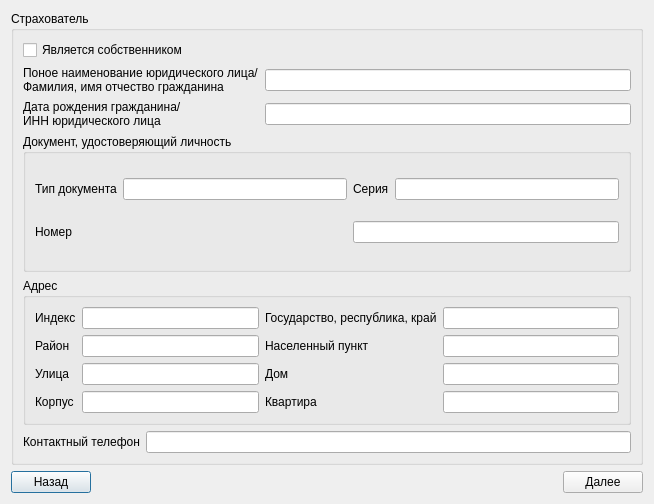
ruslanfirefly/CalcKaskoAsko, file osagoblankdataform.ui: the form before one commit.
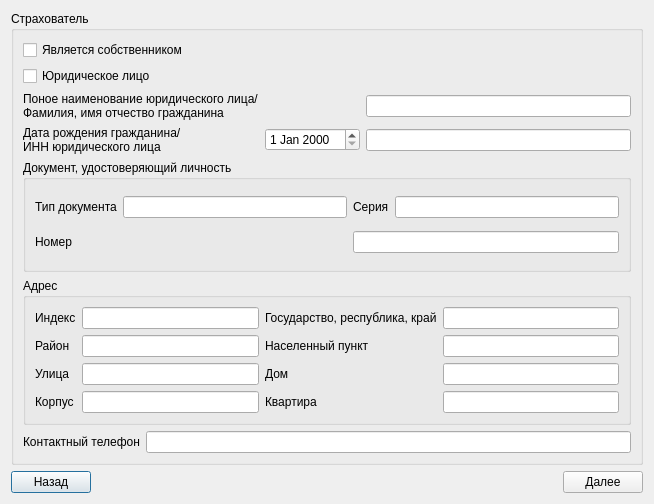
The form after the commit.

Diff of the .ui file:
```diff
--- a/osagoblankdataform.ui
+++ b/osagoblankdataform.ui
@@ -31,7 +31,10 @@
         </item>
         <item>
          <layout class="QGridLayout" name="gridLayout_3">
-          <item row="1" column="0">
+          <item row="2" column="1">
+           <widget class="QDateEdit" name="birthday"/>
+          </item>
+          <item row="2" column="0">
            <widget class="QLabel" name="dateInnLabel">
             <property name="text">
              <string>Дата рождения гражданина/
@@ -39,13 +42,13 @@
             </property>
            </widget>
           </item>
-          <item row="1" column="1">
+          <item row="2" column="2">
            <widget class="QLineEdit" name="dateInnLineEdit"/>
           </item>
-          <item row="0" column="1">
+          <item row="1" column="2">
            <widget class="QLineEdit" name="fioLineEdit"/>
           </item>
-          <item row="0" column="0">
+          <item row="1" column="0">
            <widget class="QLabel" name="insurancerNameLabel">
             <property name="text">
              <string>Поное наименование юридического лица/
@@ -53,6 +56,13 @@
             </property>
            </widget>
           </item>
+          <item row="0" column="0">
+           <widget class="QCheckBox" name="checkBox">
+            <property name="text">
+             <string>Юридическое лицо</string>
+            </property>
+           </widget>
+          </item>
          </layout>
         </item>
         <item>
```
